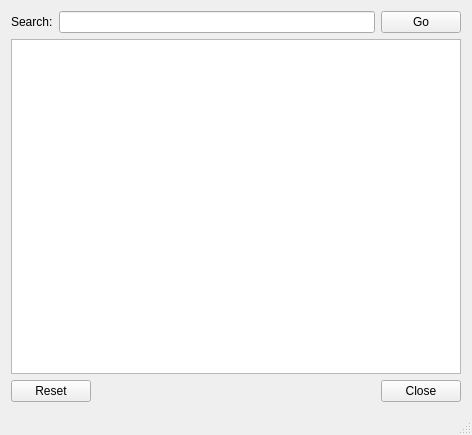
viranch/ztorrent, file ztorrent.ui: the form before one commit.
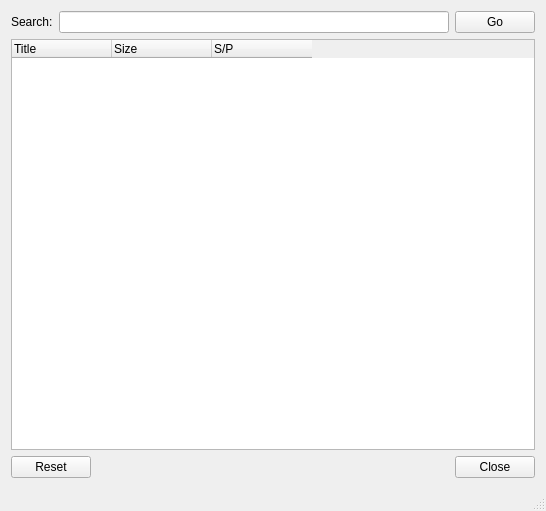
The form after the commit.

Commit message: MainWindow/ZTorrent- replace list widget with tree widget with columns for size and seeds/peers

The edit to the form file:
```diff
--- a/ztorrent.ui
+++ b/ztorrent.ui
@@ -6,8 +6,8 @@
    <rect>
     <x>0</x>
     <y>0</y>
-    <width>472</width>
-    <height>435</height>
+    <width>546</width>
+    <height>511</height>
    </rect>
   </property>
   <property name="windowTitle">
@@ -36,16 +36,50 @@
       </property>
      </widget>
     </item>
-    <item row="1" column="0" colspan="3">
-     <widget class="QListWidget" name="listWidget"/>
-    </item>
-    <item row="2" column="0" colspan="3">
+    <item row="3" column="0" colspan="3">
      <widget class="QDialogButtonBox" name="buttonBox">
       <property name="standardButtons">
        <set>QDialogButtonBox::Close|QDialogButtonBox::Reset</set>
       </property>
      </widget>
     </item>
+    <item row="1" column="0" colspan="3">
+     <widget class="QTreeWidget" name="treeWidget">
+      <property name="rootIsDecorated">
+       <bool>false</bool>
+      </property>
+      <property name="wordWrap">
+       <bool>true</bool>
+      </property>
+      <property name="expandsOnDoubleClick">
+       <bool>false</bool>
+      </property>
+      <attribute name="headerCascadingSectionResizes">
+       <bool>false</bool>
+      </attribute>
+      <attribute name="headerHighlightSections">
+       <bool>false</bool>
+      </attribute>
+      <attribute name="headerStretchLastSection">
+       <bool>false</bool>
+      </attribute>
+      <column>
+       <property name="text">
+        <string>Title</string>
+       </property>
+      </column>
+      <column>
+       <property name="text">
+        <string>Size</string>
+       </property>
+      </column>
+      <column>
+       <property name="text">
+        <string>S/P</string>
+       </property>
+      </column>
+     </widget>
+    </item>
    </layout>
   </widget>
   <widget class="QStatusBar" name="statusBar"/>
```
The commit also changes 2 other files.
